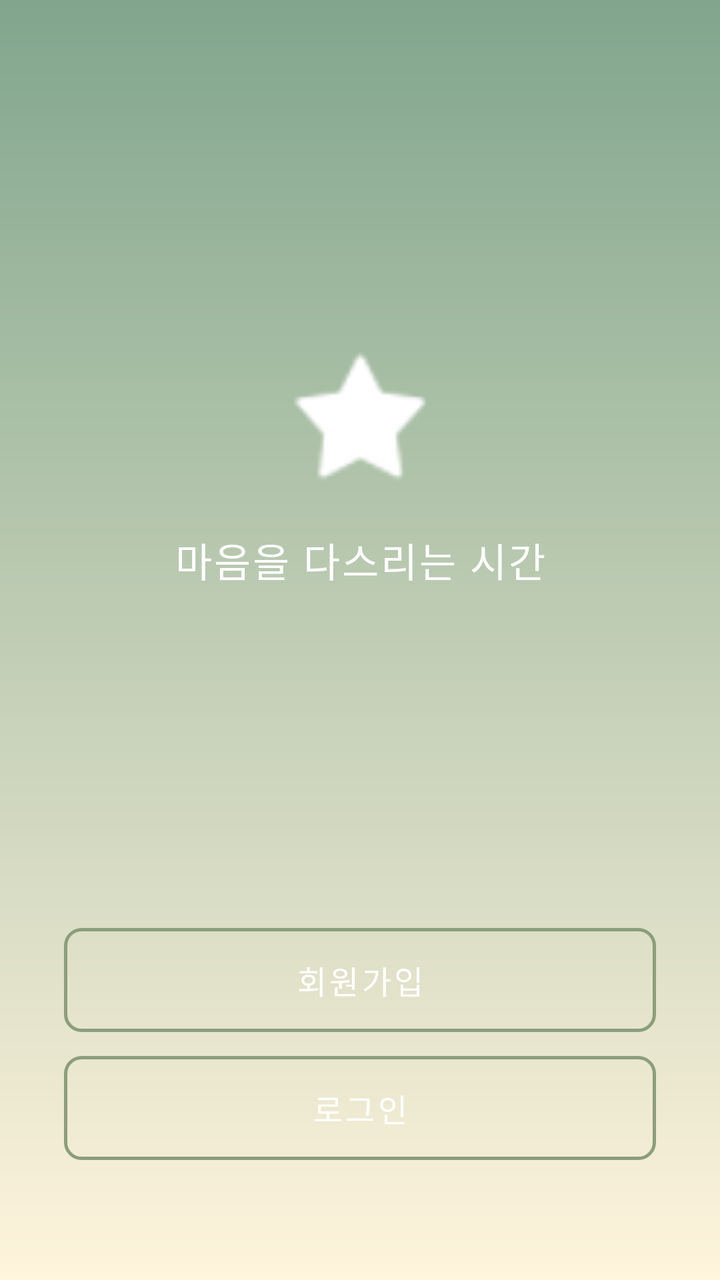
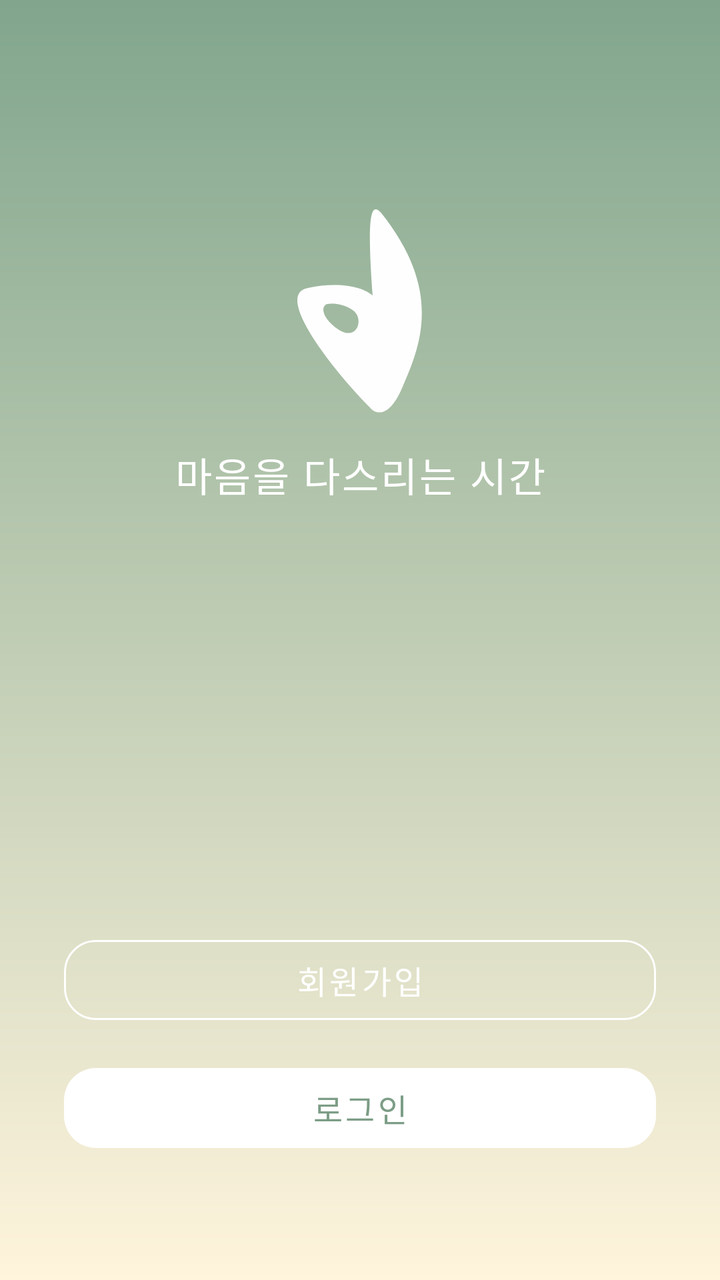

Before-and-after screenshots of an Android layout around one commit, followed by the original layout XML and the change that was made.
<!-- AndroidManifest.xml: application theme Theme.NewRitage -->
<!-- res/layout/activity_start.xml -->
<?xml version="1.0" encoding="utf-8"?>
<androidx.constraintlayout.widget.ConstraintLayout
    xmlns:android="http://schemas.android.com/apk/res/android"
    xmlns:app="http://schemas.android.com/apk/res-auto"
    android:layout_width="match_parent"
    android:layout_height="match_parent"
    android:background="@drawable/bg_onboarding_gradient">

    <ImageView
        android:id="@+id/ivLogo"
        android:layout_width="80dp"
        android:layout_height="80dp"
        android:src="@android:drawable/star_on"
        android:tint="@color/white"
        app:layout_constraintTop_toTopOf="parent"
        app:layout_constraintBottom_toTopOf="@id/tvSubtitle"
        app:layout_constraintStart_toStartOf="parent"
        app:layout_constraintEnd_toEndOf="parent"
        app:layout_constraintVertical_chainStyle="packed"
        android:layout_marginBottom="16dp" />

    <TextView
        android:id="@+id/tvSubtitle"
        android:layout_width="wrap_content"
        android:layout_height="wrap_content"
        android:text="@string/app_subtitle"
        android:textColor="@color/white"
        android:textSize="20sp"
        android:letterSpacing="0.05"
        app:layout_constraintTop_toBottomOf="@id/ivLogo"
        app:layout_constraintBottom_toTopOf="@id/layoutButtons"
        app:layout_constraintStart_toStartOf="parent"
        app:layout_constraintEnd_toEndOf="parent"
        app:layout_constraintVertical_bias="0.45" />

    <LinearLayout
        android:id="@+id/layoutButtons"
        android:layout_width="0dp"
        android:layout_height="wrap_content"
        android:orientation="vertical"
        android:paddingStart="32dp"
        android:paddingEnd="32dp"
        android:paddingBottom="60dp"
        android:gravity="center"
        app:layout_constraintBottom_toBottomOf="parent"
        app:layout_constraintStart_toStartOf="parent"
        app:layout_constraintEnd_toEndOf="parent">

        <Button
            android:id="@+id/btnSignup"
            android:layout_width="match_parent"
            android:layout_height="52dp"
            android:text="@string/btn_signup"
            android:background="@drawable/btn_outline_bg"
            android:textColor="@color/white"
            android:textSize="16sp"
            android:stateListAnimator="@null" />

        <Button
            android:id="@+id/btnLogin"
            android:layout_width="match_parent"
            android:layout_height="52dp"
            android:layout_marginTop="12dp"
            android:text="@string/btn_login"
            android:background="@drawable/btn_outline_bg"
            android:textColor="@color/white"
            android:textSize="16sp"
            android:stateListAnimator="@null" />

    </LinearLayout>

</androidx.constraintlayout.widget.ConstraintLayout>
<!-- resources referenced by this layout -->
<resources>
  <color name="white">#FFFFFF</color>
  <!-- drawable bg_onboarding_gradient (drawable) -->
  <?xml version="1.0" encoding="utf-8"?>
  <shape xmlns:android="http://schemas.android.com/apk/res/android"
      android:shape="rectangle">
      <gradient
          android:startColor="@color/gradient_start"
          android:endColor="@color/gradient_end"
          android:angle="270" /> </shape>
  <!-- drawable btn_outline_bg (drawable) -->
  <?xml version="1.0" encoding="utf-8"?>
  <shape xmlns:android="http://schemas.android.com/apk/res/android"
      android:shape="rectangle">
      <solid android:color="@color/transparent" />
      <stroke
          android:width="1.5dp"
          android:color="@color/white" />
      <corners android:radius="8dp" />
  </shape>
  <string name="app_subtitle">마음을 다스리는 시간</string>
  <string name="btn_login">로그인</string>
  <string name="btn_signup">회원가입</string>
  <style name="Theme.NewRitage" parent="Theme.MaterialComponents.Light.NoActionBar">
          <item name="colorPrimary">@color/primary</item>
          <item name="colorPrimaryDark">@color/primary_dark</item>
          <item name="colorAccent">@color/primary</item>
          <item name="android:windowBackground">@color/background</item>
          <item name="android:statusBarColor">@color/primary</item>
          <item name="android:fontFamily">sans-serif</item>
      </style>
  <color name="gradient_start">#81A68D</color>
  <color name="gradient_end">#FFF4DC</color>
  <color name="transparent">#00000000</color>
  <color name="primary">#8B9E7B</color>
  <color name="primary_dark">#6B7E5B</color>
  <color name="background">#F5F5F0</color>
</resources>

<!-- the commit's change to res/layout/activity_start.xml (unified diff, before → after) -->
@@ -2,36 +2,23 @@
 <androidx.constraintlayout.widget.ConstraintLayout
     xmlns:android="http://schemas.android.com/apk/res/android"
     xmlns:app="http://schemas.android.com/apk/res-auto"
+    xmlns:tools="http://schemas.android.com/tools"
     android:layout_width="match_parent"
     android:layout_height="match_parent"
     android:background="@drawable/bg_onboarding_gradient">
-
-    <ImageView
-        android:id="@+id/ivLogo"
-        android:layout_width="80dp"
-        android:layout_height="80dp"
-        android:src="@android:drawable/star_on"
-        android:tint="@color/white"
-        app:layout_constraintTop_toTopOf="parent"
-        app:layout_constraintBottom_toTopOf="@id/tvSubtitle"
-        app:layout_constraintStart_toStartOf="parent"
-        app:layout_constraintEnd_toEndOf="parent"
-        app:layout_constraintVertical_chainStyle="packed"
-        android:layout_marginBottom="16dp" />
 
     <TextView
         android:id="@+id/tvSubtitle"
         android:layout_width="wrap_content"
         android:layout_height="wrap_content"
+        android:layout_marginBottom="212dp"
+        android:letterSpacing="0.05"
         android:text="@string/app_subtitle"
         android:textColor="@color/white"
         android:textSize="20sp"
-        android:letterSpacing="0.05"
-        app:layout_constraintTop_toBottomOf="@id/ivLogo"
         app:layout_constraintBottom_toTopOf="@id/layoutButtons"
-        app:layout_constraintStart_toStartOf="parent"
         app:layout_constraintEnd_toEndOf="parent"
-        app:layout_constraintVertical_bias="0.45" />
+        app:layout_constraintStart_toStartOf="parent" />
 
     <LinearLayout
         android:id="@+id/layoutButtons"
@@ -51,22 +38,40 @@
             android:layout_width="match_parent"
             android:layout_height="52dp"
             android:text="@string/btn_signup"
-            android:background="@drawable/btn_outline_bg"
             android:textColor="@color/white"
             android:textSize="16sp"
-            android:stateListAnimator="@null" />
+            android:stateListAnimator="@null"
 
-        <Button
-            android:id="@+id/btnLogin"
-            android:layout_width="match_parent"
-            android:layout_height="52dp"
-            android:layout_marginTop="12dp"
-            android:text="@string/btn_login"
-            android:background="@drawable/btn_outline_bg"
-            android:textColor="@color/white"
-            android:textSize="16sp"
-            android:stateListAnimator="@null" />
+            style="@style/Widget.MaterialComponents.Button.OutlinedButton"
+            app:strokeColor="@color/white"
+            app:cornerRadius="16dp" /> <Button
+        android:id="@+id/btnLogin"
+        android:layout_width="match_parent"
+        android:layout_height="52dp"
+        android:layout_marginTop="12dp"
+        android:text="@string/btn_login"
+        android:textSize="16sp"
+        android:stateListAnimator="@null"
+
+        style="@style/Widget.MaterialComponents.Button"
+
+        app:backgroundTint="@color/white"
+
+        android:textColor="#7C9D86"
+
+        app:cornerRadius="16dp" />
 
     </LinearLayout>
 
+    <ImageView
+        android:id="@+id/imageView"
+        android:layout_width="wrap_content"
+        android:layout_height="wrap_content"
+        android:layout_marginBottom="8dp"
+        app:layout_constraintBottom_toTopOf="@id/tvSubtitle"
+        app:layout_constraintEnd_toEndOf="parent"
+
+        app:layout_constraintStart_toStartOf="parent"
+        app:srcCompat="@drawable/logo" />
+
 </androidx.constraintlayout.widget.ConstraintLayout>
<!-- resource entries referenced after the edit -->
@@ -9,16 +9,16 @@
           android:startColor="@color/gradient_start"
           android:endColor="@color/gradient_end"
           android:angle="270" /> </shape>
-  <!-- drawable btn_outline_bg (drawable) -->
-  <?xml version="1.0" encoding="utf-8"?>
-  <shape xmlns:android="http://schemas.android.com/apk/res/android"
-      android:shape="rectangle">
-      <solid android:color="@color/transparent" />
-      <stroke
-          android:width="1.5dp"
-          android:color="@color/white" />
-      <corners android:radius="8dp" />
-  </shape>
+  <!-- drawable logo (drawable) -->
+  <vector xmlns:android="http://schemas.android.com/apk/res/android"
+      android:width="71dp"
+      android:height="110dp"
+      android:viewportWidth="71"
+      android:viewportHeight="110">
+    <path
+        android:pathData="M41.63,43.08C38.31,-1.77 41.63,-2.54 45.77,1.61C77.57,41.39 64.97,69.19 56.53,89C49.77,104.86 42.96,102.37 40.4,99.14C23.35,81.94 -8.14,43.08 8.91,39.39C25.55,35.79 37.27,39.14 41.63,43.08ZM31.71,50.38C27.01,47.21 22.04,47 20.15,47.29C15.31,47.03 15.47,54.27 24.78,60.23C34.08,66.18 37.59,54.35 31.71,50.38Z"
+        android:fillColor="#FEFEFE"/>
+  </vector>
   <string name="app_subtitle">마음을 다스리는 시간</string>
   <string name="btn_login">로그인</string>
   <string name="btn_signup">회원가입</string>
@@ -32,7 +32,6 @@
       </style>
   <color name="gradient_start">#81A68D</color>
   <color name="gradient_end">#FFF4DC</color>
-  <color name="transparent">#00000000</color>
   <color name="primary">#8B9E7B</color>
   <color name="primary_dark">#6B7E5B</color>
   <color name="background">#F5F5F0</color>
